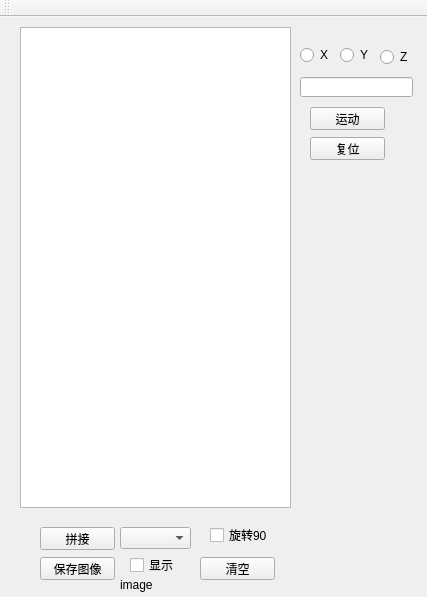
Before: the Qt Designer form AJVision/mainwindow.ui in Aden2018/AijiuVision, drawn with Qt 5.
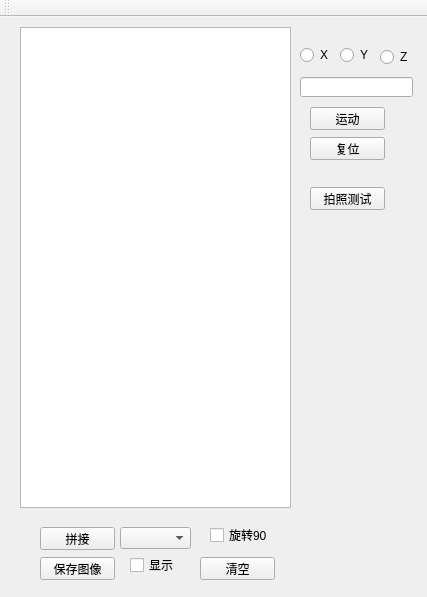
After: the same form once the commit is applied.

Commit message: 添加拍照、拼图、发送功能

What changed in the file:
```diff
--- a/AJVision/mainwindow.ui
+++ b/AJVision/mainwindow.ui
@@ -86,19 +86,6 @@
      </rect>
     </property>
    </widget>
-   <widget class="QLabel" name="label">
-    <property name="geometry">
-     <rect>
-      <x>120</x>
-      <y>560</y>
-      <width>41</width>
-      <height>16</height>
-     </rect>
-    </property>
-    <property name="text">
-     <string>image</string>
-    </property>
-   </widget>
    <widget class="QCheckBox" name="checkBox_2">
     <property name="geometry">
      <rect>
@@ -187,6 +174,19 @@
      <string>复位</string>
     </property>
    </widget>
+   <widget class="QPushButton" name="pushButton_capture">
+    <property name="geometry">
+     <rect>
+      <x>310</x>
+      <y>170</y>
+      <width>75</width>
+      <height>23</height>
+     </rect>
+    </property>
+    <property name="text">
+     <string>拍照测试</string>
+    </property>
+   </widget>
   </widget>
   <widget class="QToolBar" name="mainToolBar">
    <attribute name="toolBarArea">
```
The commit also changes 4 other files.
